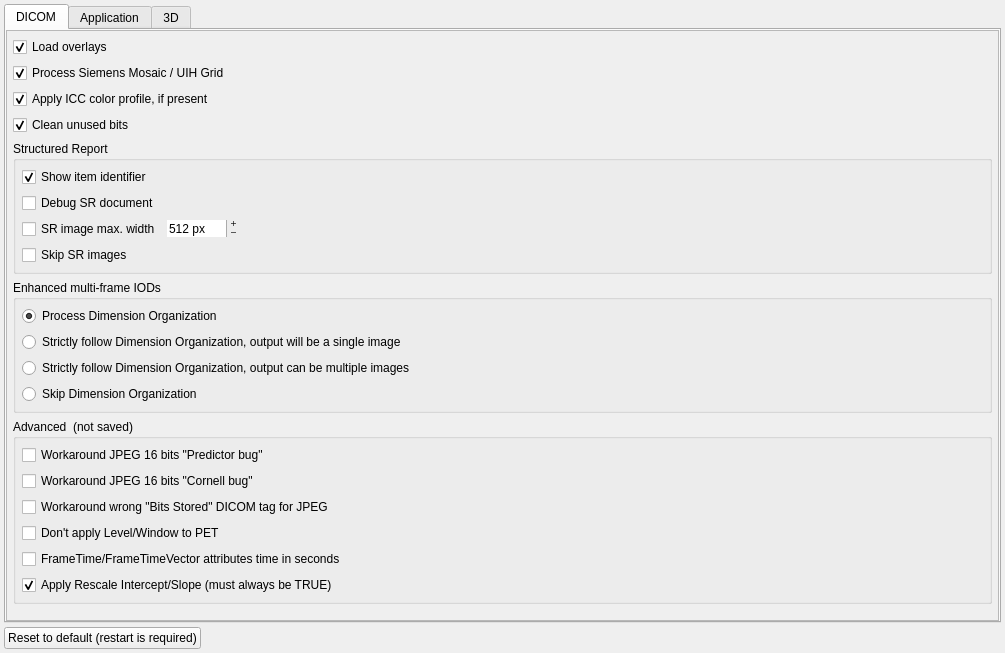
Above: GUI/settingswidget.ui from AlizaMedicalImaging/AlizaMS before the change. Below: the same form after it.
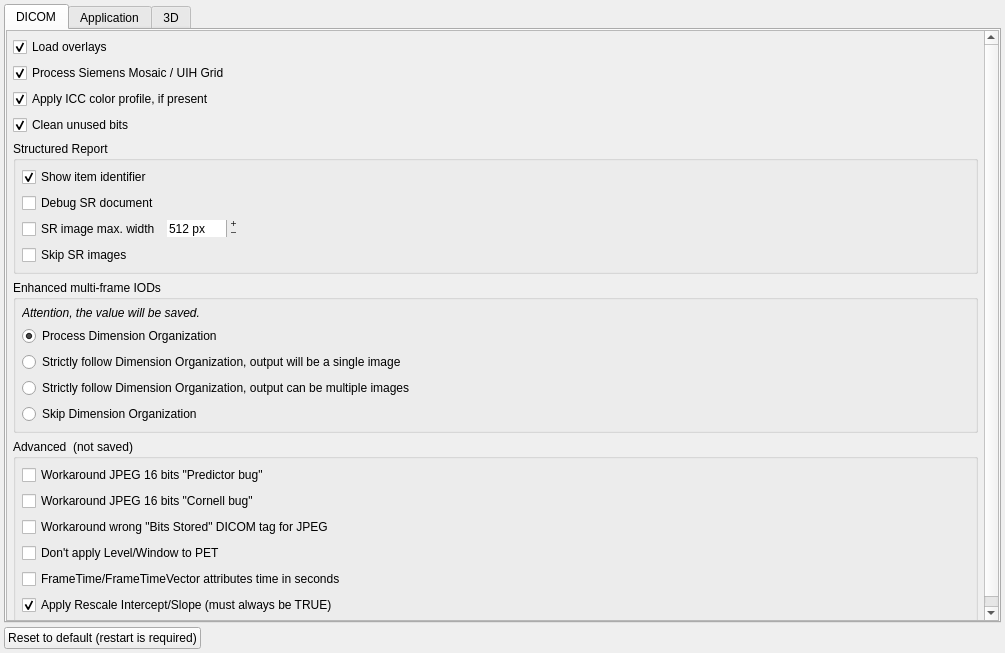
That is the form after the change.

What changed in the file:
```diff
--- a/GUI/settingswidget.ui
+++ b/GUI/settingswidget.ui
@@ -43,8 +43,8 @@
            <rect>
             <x>0</x>
             <y>0</y>
-            <width>989</width>
-            <height>587</height>
+            <width>973</width>
+            <height>596</height>
            </rect>
           </property>
           <layout class="QVBoxLayout" name="verticalLayout_14">
@@ -287,6 +287,31 @@
               <property name="margin">
                <number>6</number>
               </property>
+              <item>
+               <widget class="QLabel" name="label_2">
+                <property name="sizePolicy">
+                 <sizepolicy hsizetype="Expanding" vsizetype="Preferred">
+                  <horstretch>0</horstretch>
+                  <verstretch>0</verstretch>
+                 </sizepolicy>
+                </property>
+                <property name="mouseTracking">
+                 <bool>true</bool>
+                </property>
+                <property name="contextMenuPolicy">
+                 <enum>Qt::NoContextMenu</enum>
+                </property>
+                <property name="text">
+                 <string>&lt;html&gt;&lt;head/&gt;&lt;body&gt;&lt;p&gt;&lt;span style=&quot; font-style:italic;&quot;&gt;Attention, the value will be saved.&lt;/span&gt;&lt;/p&gt;&lt;/body&gt;&lt;/html&gt;</string>
+                </property>
+                <property name="alignment">
+                 <set>Qt::AlignLeading|Qt::AlignLeft|Qt::AlignVCenter</set>
+                </property>
+                <property name="textInteractionFlags">
+                 <set>Qt::NoTextInteraction</set>
+                </property>
+               </widget>
+              </item>
               <item>
                <widget class="QRadioButton" name="enh_dim_uniform_radioButton">
                 <property name="sizePolicy">
```
Left out of the diff: 8 changed lines with no effect on the pictures.
